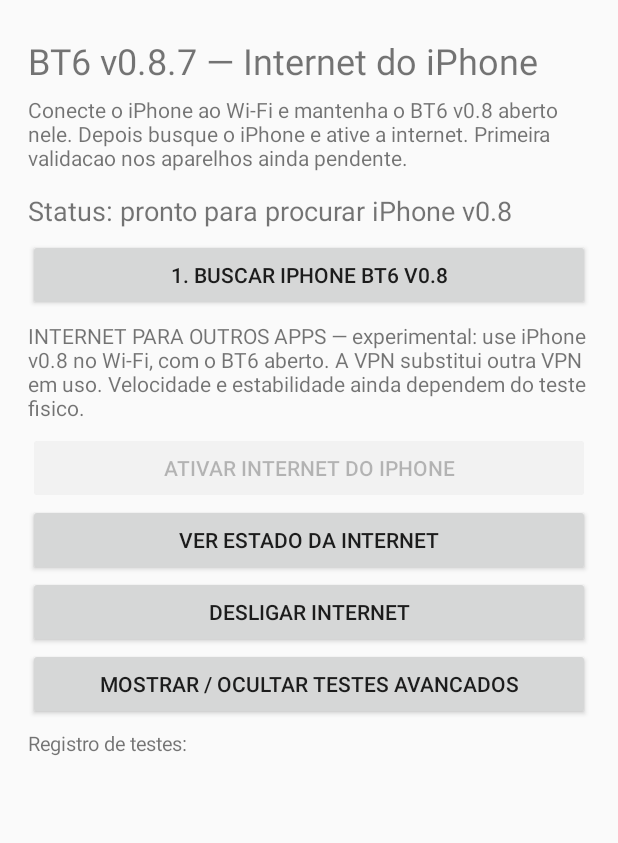
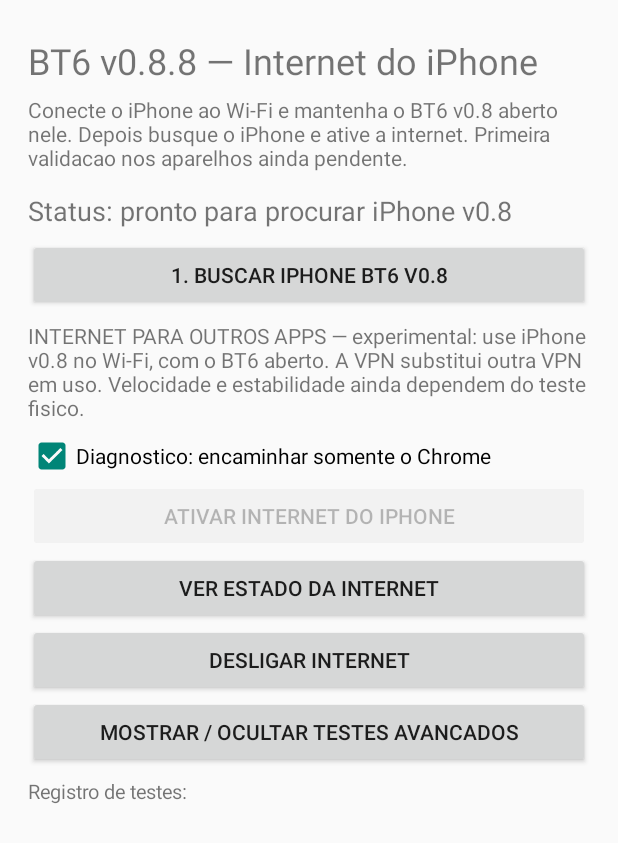
Before and after one commit to duarteleonardo692-eng/leoleki-bt6-iphone-redmi, an Android app: the screen it shows after launch (MainActivity), on a phone screen of 412 x 824 dp. Shown: the top 843 px of the screen. Run offline under Robolectric (Android 15) with nearby library versions, the phone set to English and light mode, and no system bars.

Commit message:
Isolate Chrome traffic for hardware diagnosis and report interrupted relay sessions

```diff
--- a/android/app/build.gradle
+++ b/android/app/build.gradle
@@ -11,8 +11,8 @@ android {
         applicationId 'app.leoleki.bt6.redmi.v08'
         minSdk 29
         targetSdk 34
-        versionCode 87
-        versionName '0.8.7-resposta-confirmada'
+        versionCode 88
+        versionName '0.8.8-diagnostico-chrome'
     }
 
     compileOptions {
--- a/android/app/src/main/java/app/leoleki/bt6/redmi/MainActivity.java
+++ b/android/app/src/main/java/app/leoleki/bt6/redmi/MainActivity.java
@@ -65,6 +65,7 @@ public class MainActivity extends Activity {
     private final ArrayDeque<byte[]> txQueue = new ArrayDeque<>();
     private TextView statusView, logView, pageView, browserStatus;
     private Button internetButton;
+    private android.widget.CheckBox chromeOnly;
     private WebView browserView;
     private EditText browserInput;
     private String browserCurrentURL = "https://example.com/";
@@ -85,7 +86,7 @@ public class MainActivity extends Activity {
         scroll.addView(content);
 
         TextView title = new TextView(this);
-        title.setText("BT6 v0.8.7 — Internet do iPhone");
+        title.setText("BT6 v0.8.8 — Internet do iPhone");
         title.setTextSize(24f);
         content.addView(title);
         addText(content, "Conecte o iPhone ao Wi-Fi e mantenha o BT6 v0.8 aberto nele. Depois busque o iPhone e ative a internet. Primeira validacao nos aparelhos ainda pendente.");
@@ -93,6 +94,10 @@ public class MainActivity extends Activity {
         statusView.setTextSize(18f);
         addButton(content, "1. Buscar iPhone BT6 v0.8", this::ensurePermissionsAndScan);
         addText(content, "INTERNET PARA OUTROS APPS — experimental: use iPhone v0.8 no Wi-Fi, com o BT6 aberto. A VPN substitui outra VPN em uso. Velocidade e estabilidade ainda dependem do teste fisico.");
+        chromeOnly = new android.widget.CheckBox(this);
+        chromeOnly.setText("Diagnostico: encaminhar somente o Chrome");
+        chromeOnly.setChecked(true);
+        content.addView(chromeOnly);
         internetButton = addButton(content, "ATIVAR INTERNET DO IPHONE", this::prepareInternet);
         internetButton.setEnabled(false);
         addButton(content, "VER ESTADO DA INTERNET", () -> status(InternetService.snapshot()));
@@ -631,7 +636,7 @@ public class MainActivity extends Activity {
             status("Conecte ao BT6 iPhone v0.8 primeiro (Android 10 ou superior)."); return;
         }
         new AlertDialog.Builder(this).setTitle("Internet pelo iPhone")
-            .setMessage("A VPN vai enviar o trafego dos outros apps pelo Bluetooth e Wi-Fi do iPhone. Mantenha o BT6 aberto no iPhone. Isso substitui outra VPN ativa. Iniciar teste?")
+            .setMessage((chromeOnly.isChecked() ? "Neste teste, somente o Chrome usara a ponte. " : "A VPN vai enviar o trafego dos outros apps pela ponte. ") + "Mantenha o BT6 aberto no iPhone no Wi-Fi. Isso substitui outra VPN ativa. Iniciar teste?")
             .setNegativeButton("Cancelar", null).setPositiveButton("Iniciar", (d,w) -> {
                 Intent permission = VpnService.prepare(this);
                 if (permission == null) startInternet(); else startActivityForResult(permission, REQ_INTERNET);
@@ -640,7 +645,7 @@ public class MainActivity extends Activity {
     private void startInternet() {
         if (gatt == null || internetPsm == 0) { status("Conecte novamente ao iPhone"); return; }
         Intent intent = new Intent(this, InternetService.class).setAction(InternetService.START)
-            .putExtra("device", gatt.getDevice().getAddress()).putExtra("psm", internetPsm);
+            .putExtra("device", gatt.getDevice().getAddress()).putExtra("psm", internetPsm).putExtra("chromeOnly", chromeOnly.isChecked());
         if (Build.VERSION.SDK_INT >= 26) startForegroundService(intent); else startService(intent);
         status("Verificando internet do iPhone. Use VER ESTADO DA INTERNET para acompanhar.");
     }
```
Also changed, not shown: android/app/src/main/java/app/leoleki/bt6/redmi/InternetService.java (+8 -6 lines), android/app/src/main/java/app/leoleki/bt6/redmi/StreamBridge.java (+10 -6 lines).
